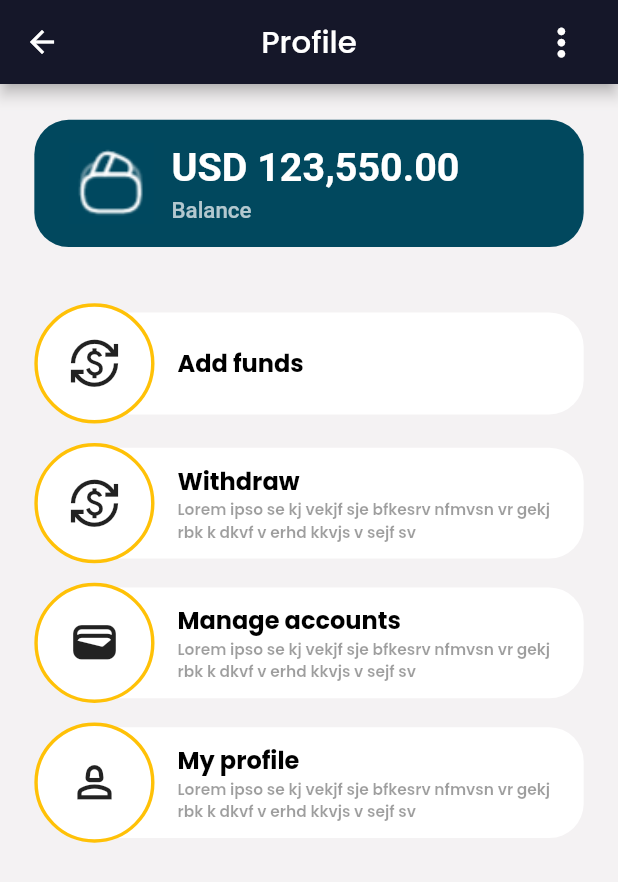
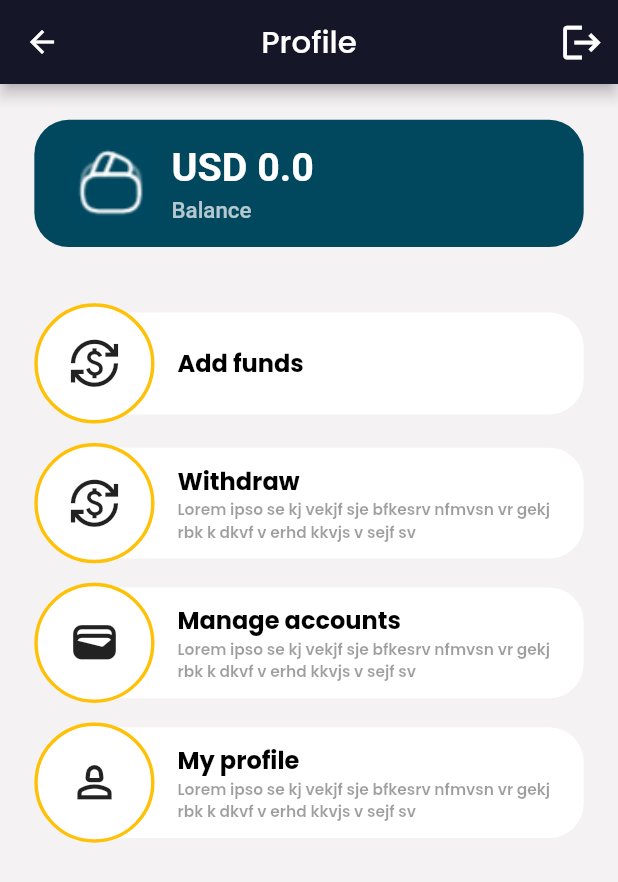
Before and after one commit to Bhavikk01/checkbox, a Flutter app: the ProfilePage screen opened by its route, on a phone screen of 412 x 824 dp. Shown: the top 882 px of the screen. Run offline on Flutter 3.47's test engine with Material 2 defaults, Android fonts, the phone set to English and light mode, and no system bars; our stand-ins replace cloud_firestore, custom_navigation_bar, firebase_auth, firebase_core, flutter_screenutil, freezed_annotation and 5 more; missing offline and left inert: flutter_ticket; accounts and stored records are empty.

```diff
--- a/lib/app/models/user_model/user_model.dart
+++ b/lib/app/models/user_model/user_model.dart
@@ -9,6 +9,7 @@ class UserModel with _$UserModel{
 
   const factory UserModel({
     required String uid,
+    required double balance,
     required String firstName,
     required String lastName,
     required String photoId,
--- a/lib/app/routes/routes.dart
+++ b/lib/app/routes/routes.dart
@@ -12,6 +12,7 @@ import 'package:checkbox1/app/screens/payment_status/getx_helper/user_option_bin
 import 'package:checkbox1/app/screens/payment_status/payment_notifi_page.dart';
 import 'package:checkbox1/app/screens/payment_status/payment_success_page.dart';
 import 'package:checkbox1/app/screens/profile_features_screens/add_funds_page.dart';
+import 'package:checkbox1/app/screens/profile_features_screens/getx_controller/balance_manager_binding.dart';
 import 'package:checkbox1/app/screens/profile_features_screens/manage_accounts/card_details_page.dart';
 import 'package:checkbox1/app/screens/profile_features_screens/manage_accounts/getx_helper/manage_account_binding.dart';
 import 'package:checkbox1/app/screens/profile_features_screens/manage_accounts/manage_account_screen.dart';
@@ -59,22 +60,18 @@ class RouteClass {
       name: RoutePaths.otpScreen,
       page: () => const VerifyCodePage(),
     ),
-    // GetPage(
-    //   name: RoutePaths.accountCreated,
-    //   page: () => const AccountSuccessPage(),
-    // ),
     GetPage(
       name: RoutePaths.signUpOptionScreen,
       page: () => const SignUpOption(),
     ),
     GetPage(
       name: RoutePaths.signUpIndividual,
-      page: () => SignUpIndividualScreen(),
+      page: () => const SignUpIndividualScreen(),
       binding: SignUpBinding()
     ),
     GetPage(
       name: RoutePaths.signUpBusiness,
-      page: () => SignUpBusinessScreen(),
+      page: () => const SignUpBusinessScreen(),
       binding: SignUpBinding()
     ),
 
@@ -98,12 +95,8 @@ class RouteClass {
 
     ///Dashboard Pages
     GetPage(
-        name: RoutePaths.myQrCode,
-        page: () => const MyQrCode(),
-    ),
-    GetPage(
       name: RoutePaths.sendMoneyPage,
-      page: () => SendMoneyPage(),
+      page: () => const SendMoneyPage(),
       binding: SendMoneyBinding()
     ),
 
@@ -112,10 +105,12 @@ class RouteClass {
     GetPage(
       name: RoutePaths.addFundsPage,
       page: () => AddFundsPage(),
+      binding: BalanceManageBinding(),
     ),
     GetPage(
       name: RoutePaths.withdrawFundsPage,
       page: () => WithdrawFundsPage(),
+        binding: BalanceManageBinding(),
     ),
     GetPage(
       name: RoutePaths.manageAccountPage,
--- a/lib/app/screens/auth_screen/getx_helper/sign_up_controller.dart
+++ b/lib/app/screens/auth_screen/getx_helper/sign_up_controller.dart
@@ -100,6 +100,7 @@ class SignUpController extends GetxController {
         if(await FirebaseFireStore.to.handleEmailSignUp(
             UserModel(
                 uid: '',
+                balance: 0,
                 photoId: '',
                 firstName: fNameController.text,
                 lastName: lNameController.text,
@@ -125,6 +126,7 @@ class SignUpController extends GetxController {
         if(await FirebaseFireStore.to.handleEmailSignUp(
             UserModel(
                 uid: '',
+                balance: 0,
                 photoId: '',
                 firstName: fNameController.text,
                 lastName: lNameController.text,
--- a/lib/app/screens/home_page/profile_page.dart
+++ b/lib/app/screens/home_page/profile_page.dart
@@ -1,4 +1,6 @@
 import 'package:checkbox1/app/routes/route_paths.dart';
+import 'package:checkbox1/app/services/firebase.dart';
+import 'package:checkbox1/app/services/user.dart';
 import 'package:flutter/material.dart';
 import 'package:flutter_screenutil/flutter_screenutil.dart';
 import 'package:get/get.dart';
@@ -24,14 +26,16 @@ class ProfilePage extends StatelessWidget {
         ),
         centerTitle: true,
         actions: [
-          Icon(
-            Icons.more_vert,
+          IconButton(
+            icon: Icon(
+              Icons.logout,
               color: Colors.white,
               size: 25.h,
             ),
-          SizedBox(
-            width: 20.w,
-          )
+            onPressed: () {
+              FirebaseFireStore.to.logout();
+            },
+          ),
         ],
       ),
       body: SingleChildScrollView(
@@ -57,12 +61,14 @@ class ProfilePage extends StatelessWidget {
                     Column(
                       crossAxisAlignment: CrossAxisAlignment.start,
                       children: [
-                        CustomTextField(
-                          text: 'USD 123,550.00',
+                        Obx(
+                        () => CustomTextField(
+                            text: 'USD ${UserStore.to.profile.balance}',
                             font: 'roboto',
                             fontSize: 23.sp,
                             fontWeight: FontWeight.w700,
                             textColor: Colors.white,
+                          ),
                         ),
                         SizedBox(height: 3.h),
                         CustomTextField(
--- a/lib/app/screens/payment_status/user_option_page.dart
+++ b/lib/app/screens/payment_status/user_option_page.dart
@@ -38,7 +38,8 @@ class UserOptionPage extends GetView<UserOptionController> {
           )
         ],
       ),
-      body: Container(
+      body: SingleChildScrollView(
+        child: Container(
           margin: EdgeInsets.symmetric(vertical: 30.h, horizontal: 20.w),
           child: Column(
             children: [
@@ -157,6 +158,7 @@ class UserOptionPage extends GetView<UserOptionController> {
             ],
           ),
         ),
+      ),
     );
   }
 }
--- /dev/null
+++ b/lib/app/screens/profile_features_screens/getx_controller/balance_manager_binding.dart
@@ -0,0 +1,13 @@
+
+import 'package:checkbox1/app/screens/profile_features_screens/getx_controller/balance_manage_controller.dart';
+import 'package:get/get.dart';
+
+class BalanceManageBinding implements Bindings {
+
+
+  @override
+  void dependencies() {
+    Get.put(BalanceManageController());
+  }
+
+}
--- a/lib/app/services/user.dart
+++ b/lib/app/services/user.dart
@@ -20,6 +20,7 @@ class UserStore extends GetxController {
   final _profile = const UserModel(
     uid: '',
     photoId: '',
+    balance: 0,
     lastName: '',
     firstName: '',
     userRole: UserRole.individualRole,
@@ -77,6 +78,6 @@ class UserStore extends GetxController {
     await StorageService.to.remove(userNameKey);
     _isLogin.value = false;
     uid = '';
-    Get.offAllNamed(RoutePaths.loginScreen);
+    Get.offAllNamed(RoutePaths.loginOption);
   }
 }
```
Also changed, not shown: lib/app/screens/dashboard_pages/getx_helper/send_money_controller.dart (+10 -0 lines), lib/app/screens/dashboard_pages/send_money_page.dart (+12 -7 lines), lib/app/screens/home_page/dashboard_page.dart (+9 -7 lines), lib/app/screens/profile_features_screens/add_funds_page.dart (+5 -3 lines), lib/app/screens/profile_features_screens/getx_controller/balance_manage_controller.dart (added, +44 -0 lines), lib/app/screens/profile_features_screens/withdraw_page.dart (+5 -3 lines), lib/app/services/firebase.dart (+7 -0 lines), lib/app/models/user_model/user_model.freezed.dart, lib/app/models/user_model/user_model.g.dart. Lines whose indentation alone changed are shown as unchanged.
